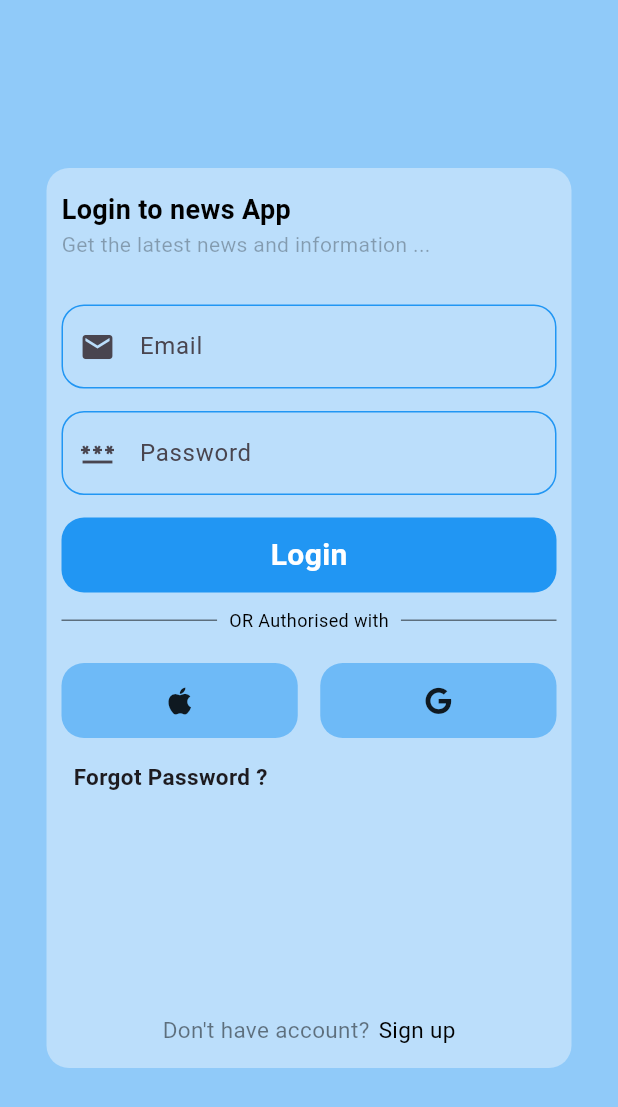
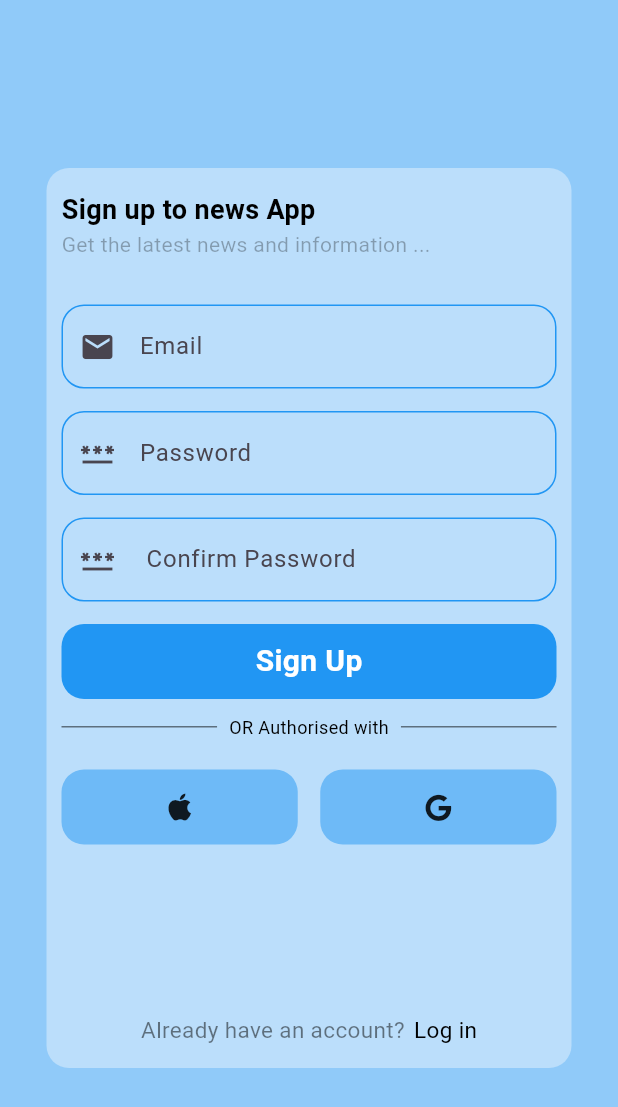
Before and after one commit to adel486/newsAggregatorApp, a Flutter app: the screen it shows after launch, after a tap on "Log in", after a tap on "Sign up", on a phone screen of 412 x 824 dp. Shown: the top 1107 px of the screen. Run offline on Flutter 3.47's test engine with Material 3 defaults, Android fonts, the phone set to English and light mode, and no system bars; our stand-ins replace cached_network_image, carousel_slider, firebase_auth, firebase_core, font_awesome_flutter, hive and 1 more; accounts and stored records are empty.

```diff
--- a/lib/view/login_screen/login_screen.dart
+++ b/lib/view/login_screen/login_screen.dart
@@ -1,6 +1,7 @@
 import 'package:flutter/material.dart';
 import 'package:font_awesome_flutter/font_awesome_flutter.dart';
 import 'package:news_aggregator_app/controller/login_screen_controller.dart';
+import 'package:news_aggregator_app/view/registration_screen/registration_screen.dart';
 import 'package:provider/provider.dart';
 
 class LoginScreen extends StatefulWidget {
@@ -227,7 +228,12 @@ class _LoginScreenState extends State<LoginScreen> {
                     SizedBox(width: 6),
                     // Navigate to register screen if not registered
                     InkWell(
-                      onTap: () {},
+                      onTap: () {
+                        Navigator.push(
+                            context,
+                            MaterialPageRoute(
+                                builder: (context) => RegistrationScreen()));
+                      },
                       child: Text(
                         "Sign up",
                         style: TextStyle(color: Colors.black, fontSize: 15),
```
Also changed, not shown: pubspec.lock, 253 other files.
